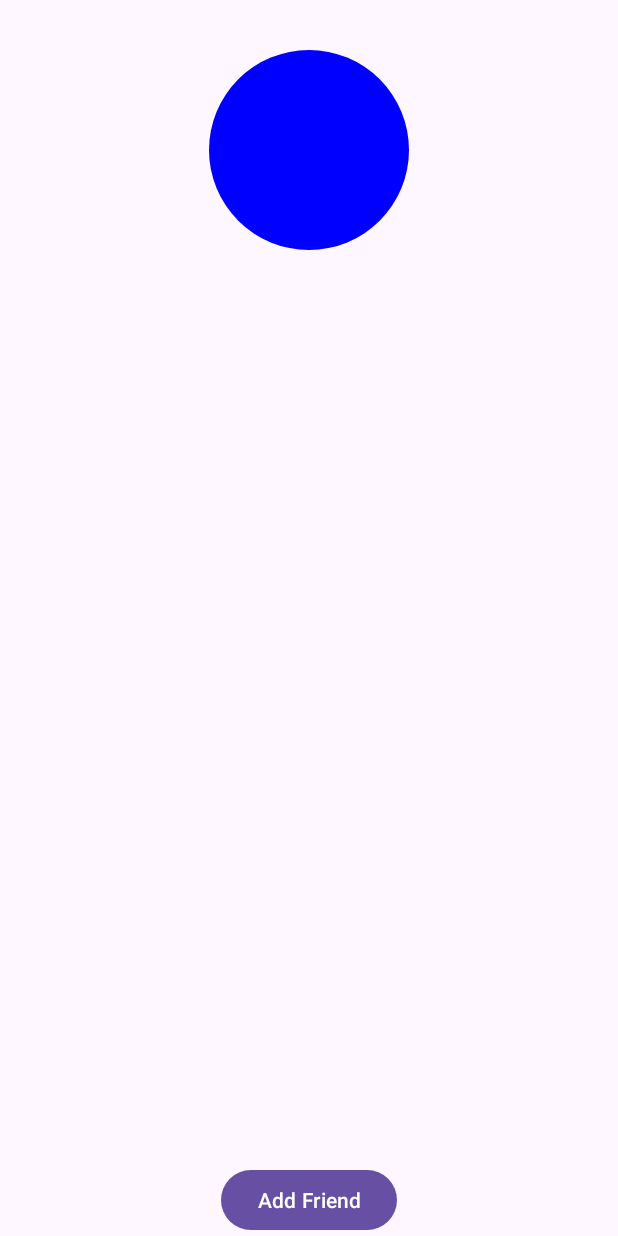
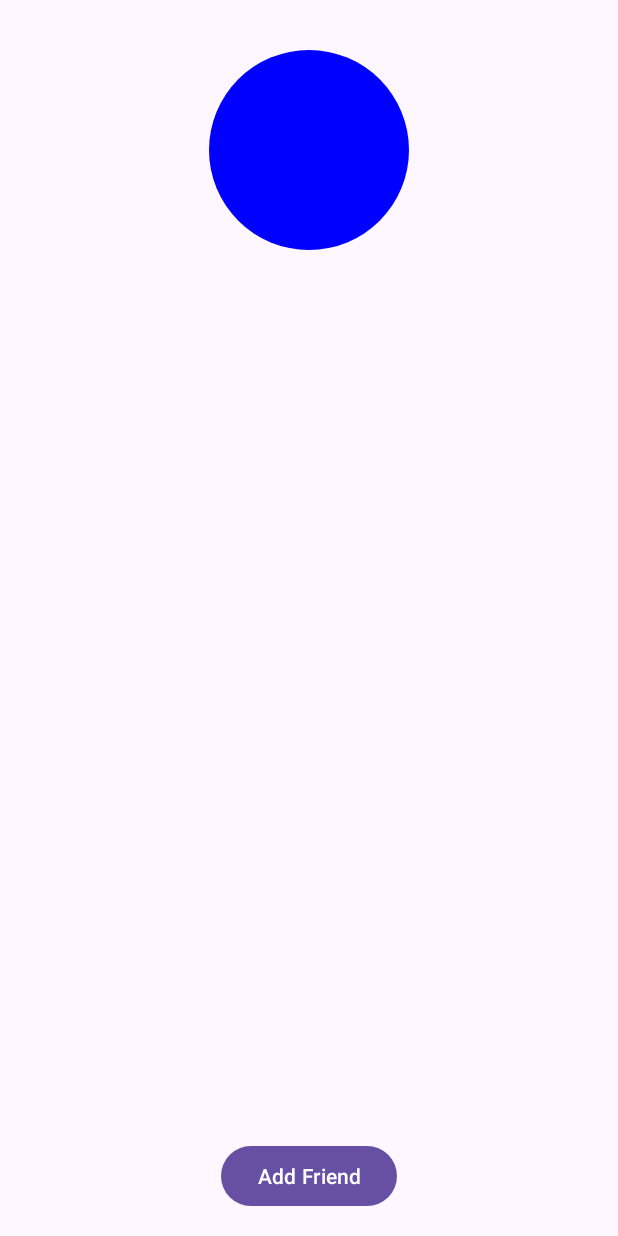
Before and after one commit to ChristianRSena/Statusphere, an Android app: the HomeActivity screen opened directly, with no data from a screen before it, on a phone screen of 412 x 824 dp. Run offline under Robolectric (Android 15) with nearby library versions, the phone set to English and light mode, and no system bars; our stand-ins replace AdMob.

Commit message:
XML Organization

```diff
--- a/app/src/main/res/layout/activity_create_account.xml
+++ b/app/src/main/res/layout/activity_create_account.xml
@@ -1,5 +1,3 @@
-<!-- activity_create_account.xml -->
-
 <LinearLayout xmlns:android="http://schemas.android.com/apk/res/android"
     xmlns:tools="http://schemas.android.com/tools"
     android:layout_width="match_parent"
--- a/app/src/main/res/layout/activity_home.xml
+++ b/app/src/main/res/layout/activity_home.xml
@@ -1,4 +1,3 @@
-<?xml version="1.0" encoding="utf-8"?>
 <LinearLayout xmlns:android="http://schemas.android.com/apk/res/android"
     xmlns:ads="http://schemas.android.com/apk/res-auto"
     android:layout_width="match_parent"
@@ -35,6 +34,7 @@
         android:layout_height="wrap_content"
         ads:adSize="BANNER"
         ads:adUnitId="ca-app-pub-2068627764097775~2744854230"
-        android:layout_gravity="center_horizontal"/>
+        android:layout_gravity="center_horizontal"
+        android:layout_marginTop="16dp" />
 
 </LinearLayout>
```
